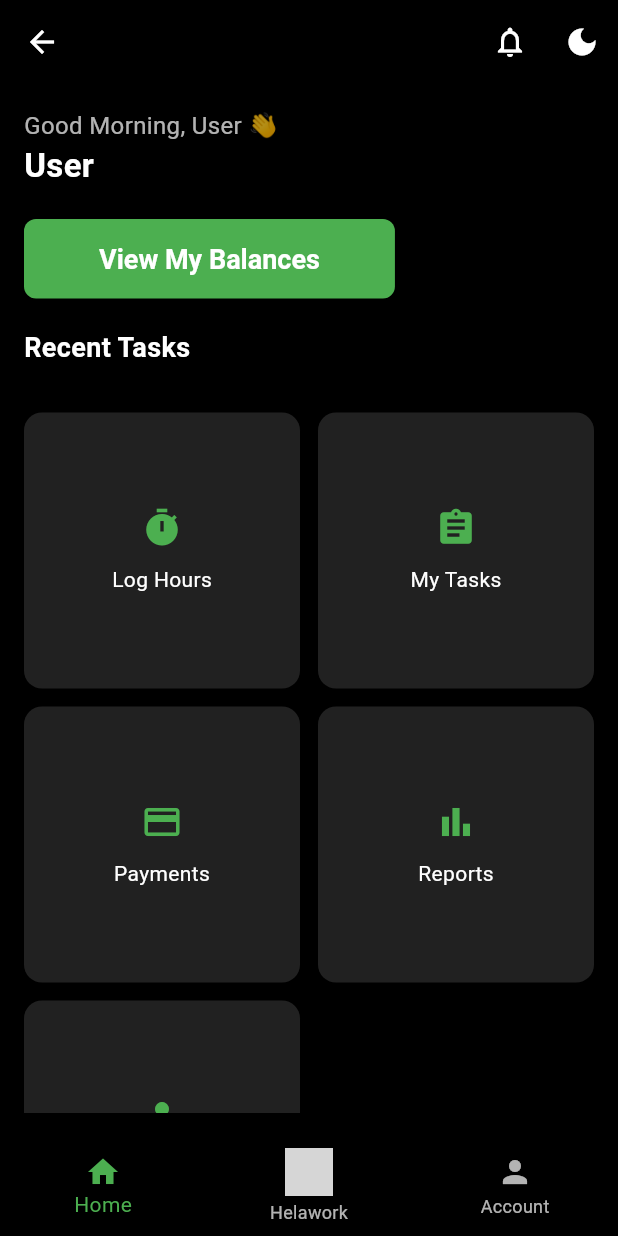
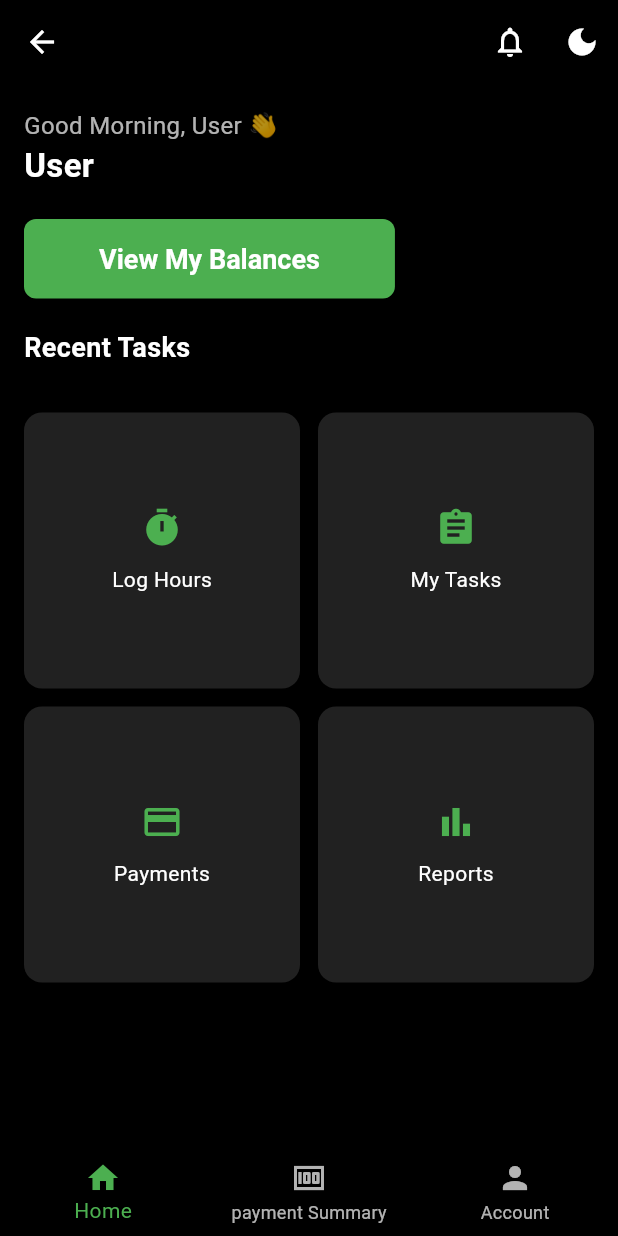
Before and after one commit to machageDev/system-helawork, a Flutter app: the screen it shows after launch, after a tap on "login", on a phone screen of 412 x 824 dp. Run offline on Flutter 3.47's test engine with Material 3 defaults, Android fonts, the phone set to English and light mode, and no system bars; our stand-ins replace shared_preferences; network calls fail; grey boxes are pictures that could not be loaded.

```diff
--- a/flutterapp/helawork_app/lib/home/dashboard_page.dart
+++ b/flutterapp/helawork_app/lib/home/dashboard_page.dart
@@ -27,8 +27,14 @@ class _DashboardPageState extends State<DashboardPage> {
     final profile = await apiService.getUserProfile();
     final payments = await ApiService.getPaymentSummary();
     final tasks = await ApiService.getTasks();
+
+
     setState(() {
-        userName = profile["name"] ?? "User";
+
+      userName = (profile["name"] != null && profile["name"].toString().isNotEmpty)
+          ? profile["name"]
+          : "User";
+
       totalEarnings = payments["total_earnings"]?.toDouble() ?? 0.0;
       recentTasks = tasks;
     });
@@ -37,13 +43,19 @@ class _DashboardPageState extends State<DashboardPage> {
   }
 }
 
+
 String _getGreeting(String name) {
   final hour = DateTime.now().hour;
 
-    if (hour < 12) return "Good Morning, $name 👋";
-    if (hour < 18) return "Good Afternoon, $name 👋";
+  if (hour < 12) {
+    return "Good Morning, $name 👋";
+  } else if (hour < 18) {
+    return "Good Afternoon, $name 👋";
+  } else {
     return "Good Evening, $name 👋";
   }
+}
+
 
   @override
   Widget build(BuildContext context) {
@@ -131,7 +143,7 @@ class _DashboardPageState extends State<DashboardPage> {
                   _buildFeature(Icons.assignment, "My Tasks", textColor),
                   _buildFeature(Icons.payment, "Payments", textColor),
                   _buildFeature(Icons.bar_chart, "Reports", textColor),
-                  _buildFeature(Icons.person, "Profile", textColor),
+
                 ],
               ),
             ],
@@ -147,10 +159,9 @@ class _DashboardPageState extends State<DashboardPage> {
         items: [
           const BottomNavigationBarItem(
               icon: Icon(Icons.home), label: "Home"),
-          BottomNavigationBarItem(
-            icon: Image.asset("assets/images/helawork_logo.png", height: 32),
-            label: "Helawork",
-          ),
+
+          const BottomNavigationBarItem(
+            icon: Icon(Icons.money),label:"payment Summary"),
           const BottomNavigationBarItem(
               icon: Icon(Icons.person), label: "Account"),
         ],
--- a/flutterapp/helawork_app/lib/main.dart
+++ b/flutterapp/helawork_app/lib/main.dart
@@ -9,11 +9,11 @@ void main() async {
   final prefs = await SharedPreferences.getInstance();
 
   final loginTime = prefs.getInt("loginTime");
-  final name = prefs.getString("username");
+  final username = prefs.getString("username");
 
   bool isLoggedIn = false;
 
-  if (loginTime != null && name != null) {
+  if (loginTime != null && username != null) {
     final now = DateTime.now().millisecondsSinceEpoch;
     final sevenDays = 7 * 24 * 60 * 60 * 1000;
 
@@ -134,7 +134,14 @@ class _MyHomePageState extends State<MyHomePage> {
                     letterSpacing: 2,
                   ),
                 ),
-
+                const SizedBox(height: 30),
+                Hero(
+                  tag: "logo",
+                  child: Image.asset(
+                    "assets/images/image.png",
+                    height: 200,
+                  ),
+                ),
                 const SizedBox(height: 40),
                 ElevatedButton(
                   onPressed: () {
--- a/flutterapp/helawork_app/pubspec.yaml
+++ b/flutterapp/helawork_app/pubspec.yaml
@@ -96,6 +96,6 @@ flutter:
 flutter_icons:
   android: true
   ios: true
-  image_path: "assets/icons/helaworklogo.png"
-  adaptive_icon_background: "#0F111A" # dark background
+  image_path: "assets/images/helawork_logo.png"
+  adaptive_icon_background: "#0F111A"
   adaptive_icon_foreground: "assets/icons/helawork_logo.png"
```
Lines whose indentation alone changed are shown as unchanged.
